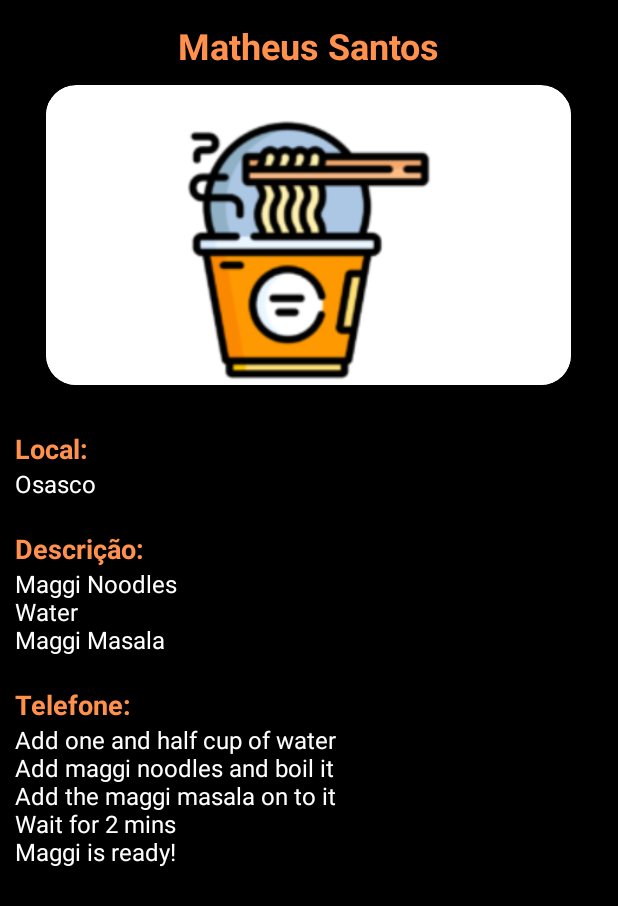
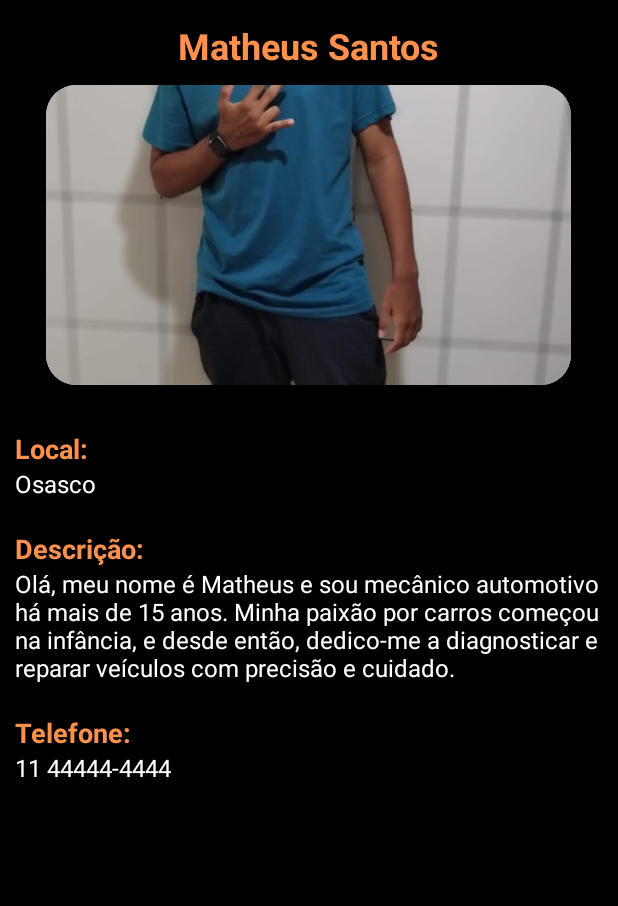
Before and after one commit to Gumelo023/SistemaMobileSOSMECANICO, an Android app: the screen it shows after launch (DetailedActivity), after a tap on an icon or button, on a phone screen of 412 x 824 dp. Shown: the top 906 px of the screen. Run offline under Robolectric (Android 15) with nearby library versions, the light colour scheme and no system bars.

Commit message:
TCC_SOS_MECANICO

```diff
--- a/app/src/main/java/com/tcc/tccmecanico/CatalogoMecanicos.java
+++ b/app/src/main/java/com/tcc/tccmecanico/CatalogoMecanicos.java
@@ -26,7 +26,7 @@
         binding = ActivityCatalogoMecanicosBinding.inflate(getLayoutInflater());
         setContentView(binding.getRoot());
 
-        int[] imageList = {R.drawable.baseline_personbranco, R.drawable.maggi, R.drawable.cake, R.drawable.pancake, R.drawable.pizza, R.drawable.burger, R.drawable.fries};
+        int[] imageList = {R.drawable.foto_gustavo, R.drawable.foto_matheus, R.drawable.foto_faw, R.drawable.foto_joao, R.drawable.foto_robson, R.drawable.foto_xavier, R.drawable.foto_luan};
         int[] ingredientList = {R.string.pastaIngredients, R.string.maggiIngredients,R.string.cakeIngredients,R.string.pancakeIngredients,R.string.pizzaIngredients, R.string.burgerIngredients, R.string.friesIngredients};
         int[] descList = {R.string.pastaDesc, R.string.maggieDesc, R.string.cakeDesc,R.string.pancakeDesc,R.string.pizzaDesc, R.string.burgerDesc, R.string.friesDesc};
         String[] nameList = {"Gustavo Melo", "Matheus Santos", "Fawensley Charite", "Joao Paulo", "Robson Alex","Guilherme Xavier", "Luan Santos"};
--- a/app/src/main/java/com/tcc/tccmecanico/Conexao.java
+++ b/app/src/main/java/com/tcc/tccmecanico/Conexao.java
@@ -15,8 +15,8 @@
             politica = new StrictMode.ThreadPolicy.Builder().permitAll().build();
             StrictMode.setThreadPolicy(politica);
             Class.forName("net.sourceforge.jtds.jdbc.Driver");
-            conn = DriverManager.getConnection("jdbc:jtds:sqlserver://172.19.1.183" +
-                    "databaseName=bd_sosmecanico;user=sa;password=@ITB123456");
+            conn = DriverManager.getConnection("jdbc:jtds:sqlserver://172.18.144.1" +
+                    "databaseName=bd_sosmecanico;user=SA;password=@ITB123456");
 
         } catch (SQLException e){
             e.getMessage();
--- a/app/src/main/res/layout/activity_detailed.xml
+++ b/app/src/main/res/layout/activity_detailed.xml
@@ -33,7 +33,6 @@
             android:layout_width="350dp"
             android:layout_height="200dp"
             android:id="@+id/detailImage"
-            android:layout_marginTop="10dp"
             android:layout_gravity="center"
             android:src="@drawable/maggi"
             android:scaleType="centerCrop"/>
--- a/app/src/main/res/layout/activity_list_item.xml
+++ b/app/src/main/res/layout/activity_list_item.xml
@@ -20,7 +20,7 @@
             android:layout_height="60dp"
             android:id="@+id/listImage"
             android:scaleType="centerCrop"
-            android:src="@drawable/maggi"
+            android:src="@drawable/foto_faw"
             android:layout_marginStart="10dp"
             android:layout_marginBottom="10dp"
             android:layout_marginTop="10dp"
--- a/app/src/main/res/layout/activity_tela_perfil.xml
+++ b/app/src/main/res/layout/activity_tela_perfil.xml
@@ -23,10 +23,10 @@
         android:layout_width="100dp"
         android:layout_height="100dp"
         android:src="@drawable/baseline_person_24"
+        app:layout_constraintBottom_toBottomOf="@+id/containerFoto"
+        app:layout_constraintEnd_toEndOf="@+id/containerFoto"
         app:layout_constraintStart_toStartOf="@id/containerFoto"
-        app:layout_constraintEnd_toEndOf="@id/containerFoto"
-        app:layout_constraintTop_toTopOf="@id/containerFoto"
-        app:layout_constraintBottom_toBottomOf="@id/containerFoto" />
+        app:layout_constraintTop_toTopOf="@id/containerFoto" />
 
     <ImageView
         android:id="@+id/iconeUser"
--- a/app/src/main/res/values-night/themes.xml
+++ b/app/src/main/res/values-night/themes.xml
@@ -1,7 +1,17 @@
 <resources xmlns:tools="http://schemas.android.com/tools">
     <!-- Base application theme. -->
     <style name="Base.Theme.TCCMECANICO" parent="Theme.Material3.DayNight.NoActionBar">
-        <!-- Customize your dark theme here. -->
+        <item name="android:statusBarColor">?attr/colorTertiary</item>
+        <!-- Customize your dark theme here. -->    <item name="colorPrimary">@color/lavender</item>
+        <item name="colorPrimaryVariant">@color/orange</item>
+        <item name="colorOnPrimary">@color/white</item>
+
+        <!-- Status bar color. -->
+
+        <item name="colorSecondary">@color/teal_200</item>
+        <item name="colorSecondaryVariant">@color/teal_700</item>
+        <item name="colorOnSecondary">@color/black</item>
+        <item name="colorTertiary">@color/dark</item>
         <!-- <item name="colorPrimary">@color/my_dark_primary</item> -->
     </style>
 </resources>
--- a/app/src/main/res/values/colors.xml
+++ b/app/src/main/res/values/colors.xml
@@ -11,5 +11,6 @@
     <color name="teal_200">#FF03DAC5</color>
     <color name="teal_700">#FF018786</color>
     <color name="lavender">#8692f7</color>
+    <color name="dark">#000000</color>
 
 </resources>
--- a/app/src/main/res/values/strings.xml
+++ b/app/src/main/res/values/strings.xml
@@ -4,37 +4,19 @@
     <string name="text_cadastro">Registre-se Aqui</string>
     <string name="title_cadastro">Cadastre-se</string>
 
-    //pasta
-    <string name="pastaIngredients">Pasta
-\nCream Cheese
-\nParmesan Cheese
-\nOlive Oil
-\nGarlic
-\nSalt Pepper</string>
-    <string name="pastaDesc">Cook your pasta until al dente
-\nSaute’ garlic in olive oil until fragrant
-\nAdd cream cheese, pasta cooking water, parmesan, and stir well
-\nDrain and add pasta to the skillet
-\nToss until well combined, adding some pasta water if needed</string>
-    //maggi
-    <string name="maggiIngredients">Maggi Noodles
-\nWater
-\nMaggi Masala</string>
-    <string name="maggieDesc">Add one and half cup of water
-\nAdd maggi noodles and boil it
-\nAdd the maggi masala on to it
-\nWait for 2 mins
-\nMaggi is ready!</string>
-    //cake
-    <string name="cakeIngredients">Maggi Noodles
-\nWater
-\nMaggi Masala</string>
-    <string name="cakeDesc">Add one and half cup of water
-Add maggi noodles and boil it
-Add the maggi masala on to it
-\nWait for 2 mins
-\nMaggi is ready!</string>
-    //pancake
+    //gustavo
+        <string name="pastaIngredients">Olá, meu nome é Gustavo e sou mecânico automotivo há mais de 15 anos. Minha paixão por carros começou na infância, e desde então, dedico-me a diagnosticar e reparar veículos com precisão e cuidado.</string>
+    <string name="pastaDesc"> 11 98849-1368</string>
+
+    //matheus
+    <string name="maggiIngredients">Olá, meu nome é Matheus e sou mecânico automotivo há mais de 15 anos. Minha paixão por carros começou na infância, e desde então, dedico-me a diagnosticar e reparar veículos com precisão e cuidado.</string>
+    <string name="maggieDesc">11 44444-4444</string>
+
+    //fawensley
+    <string name="cakeIngredients">Olá, meu nome é Fawensley e sou mecânico automotivo há mais de 15 anos. Minha paixão por carros começou na infância, e desde então, dedico-me a diagnosticar e reparar veículos com precisão e cuidado.</string>
+    <string name="cakeDesc"> 11 19019-1900</string>
+
+    //joao paulo
     <string name="pancakeIngredients">Maggi Noodles
 \nWater
 \nMaggi Masala</string>
--- a/app/src/main/res/values/themes.xml
+++ b/app/src/main/res/values/themes.xml
@@ -4,7 +4,7 @@
         <!-- Customize your light theme here. -->
         <!-- <item name="colorPrimary">@color/my_light_primary</item> -->
         <item name="colorPrimary">@color/lavender</item>
-        <item name="colorPrimaryVariant">@color/lavender</item>
+        <item name="colorPrimaryVariant">@color/orange</item>
         <item name="colorOnPrimary">@color/white</item>
 
         <!-- Status bar color. -->
@@ -12,7 +12,8 @@
         <item name="colorSecondary">@color/teal_200</item>
         <item name="colorSecondaryVariant">@color/teal_700</item>
         <item name="colorOnSecondary">@color/black</item>
-<item name="android:statusBarColor">?attr/colorPrimaryVariant</item>
+        <item name="colorTertiary">@color/dark</item>
+        <item name="android:statusBarColor">?attr/colorTertiary</item>
 
 
     </style>
```
Also changed, not shown: app/src/main/res/drawable/foto_faw.jpeg (added), app/src/main/res/drawable/foto_gustavo.jpeg (added), app/src/main/res/drawable/foto_joao.jpeg (added), app/src/main/res/drawable/foto_luan.jpeg (added), app/src/main/res/drawable/foto_matheus.jpeg (added), app/src/main/res/drawable/foto_robson.jpeg (added), app/src/main/res/drawable/foto_wellington.jpeg (added), app/src/main/res/drawable/foto_xavier.jpeg (added).
